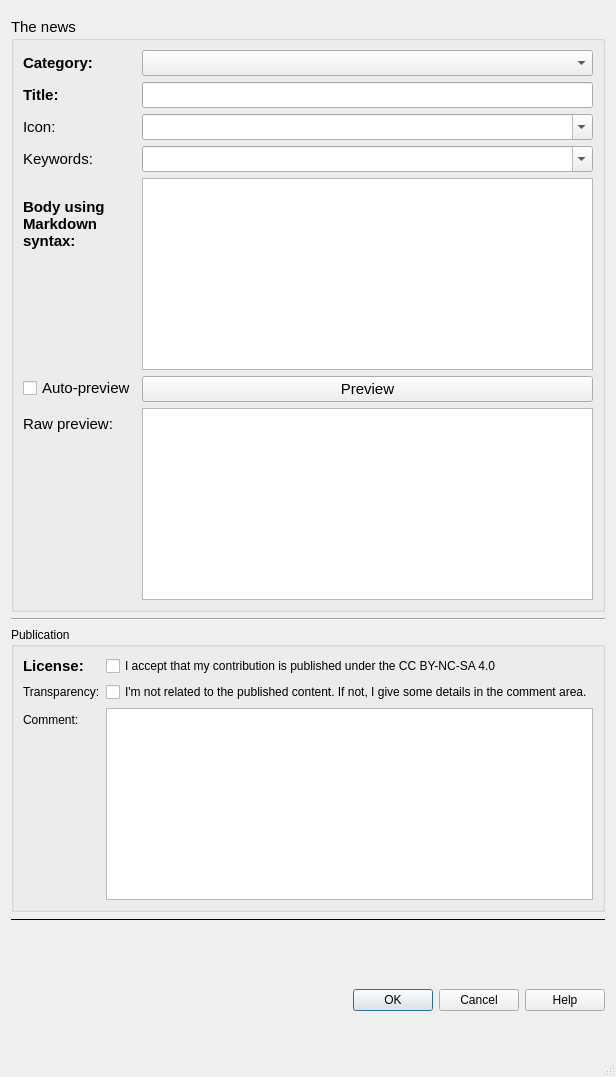
This is qtribu/gui/form_rdp_news.ui in geotribu/qtribu as Qt 5 draws it before an edit. The edited form follows.
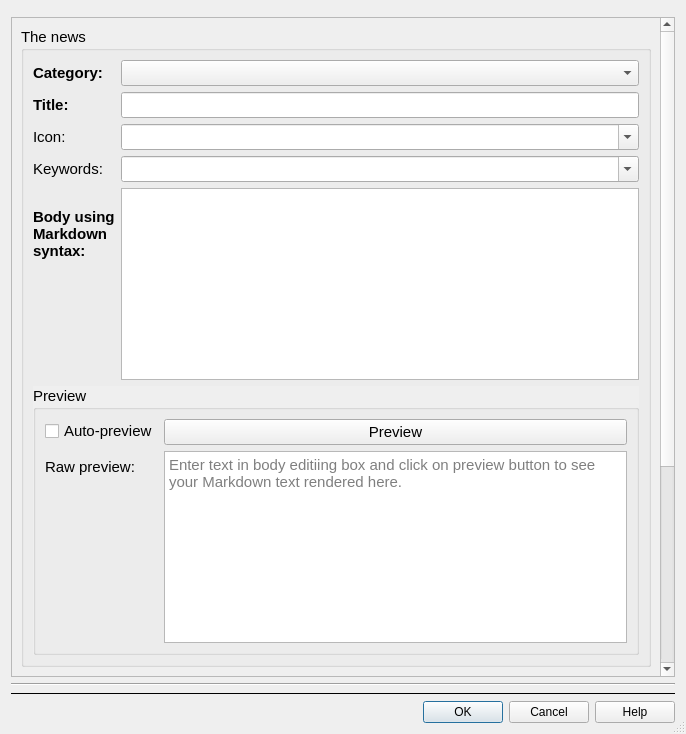
This is the edited form. Custom widgets are drawn as their Qt base class.

Commit message: improve(ui): integrate forms widgets in a ScrollArea to manage dynamic auto resize

What changed in the file:
```diff
--- a/qtribu/gui/form_rdp_news.ui
+++ b/qtribu/gui/form_rdp_news.ui
@@ -6,8 +6,8 @@
    <rect>
     <x>0</x>
     <y>0</y>
-    <width>562</width>
-    <height>1077</height>
+    <width>686</width>
+    <height>734</height>
    </rect>
   </property>
   <property name="windowTitle">
@@ -25,8 +25,8 @@
   <property name="modal">
    <bool>true</bool>
   </property>
-  <layout class="QFormLayout" name="formLayout_2">
-   <item row="0" column="1">
+  <layout class="QVBoxLayout" name="verticalLayout">
+   <item>
     <widget class="QgsMessageBar" name="msg_bar" native="true">
      <property name="sizePolicy">
       <sizepolicy hsizetype="Expanding" vsizetype="Preferred">
@@ -42,7 +42,22 @@
      </property>
     </widget>
    </item>
-   <item row="3" column="0" colspan="2">
+   <item>
+    <widget class="QScrollArea" name="scrollArea">
+     <property name="widgetResizable">
+      <bool>true</bool>
+     </property>
+     <widget class="QWidget" name="scrollAreaWidgetContents">
+      <property name="geometry">
+       <rect>
+        <x>0</x>
+        <y>0</y>
+        <width>649</width>
+        <height>952</height>
+       </rect>
+      </property>
+      <layout class="QVBoxLayout" name="verticalLayout_2">
+       <item>
     <widget class="QGroupBox" name="grp_news">
      <property name="font">
       <font>
@@ -56,6 +71,23 @@
       <bool>false</bool>
      </property>
      <layout class="QFormLayout" name="formLayout_3">
+          <item row="0" column="0">
+           <widget class="QLabel" name="lbl_category">
+            <property name="font">
+             <font>
+              <pointsize>11</pointsize>
+              <weight>75</weight>
+              <bold>true</bold>
+             </font>
+            </property>
+            <property name="text">
+             <string>Category:</string>
+            </property>
+           </widget>
+          </item>
+          <item row="0" column="1">
+           <widget class="QComboBox" name="cbb_category"/>
+          </item>
       <item row="1" column="0">
        <widget class="QLabel" name="lbl_title">
         <property name="font">
@@ -104,7 +136,7 @@
         </property>
        </widget>
       </item>
-      <item row="7" column="0">
+          <item row="8" column="0">
        <widget class="QLabel" name="lbl_body">
         <property name="maximumSize">
          <size>
@@ -128,6 +160,47 @@
        </widget>
       </item>
       <item row="8" column="1">
+           <widget class="QTextEdit" name="txt_body">
+            <property name="cursor" stdset="0">
+             <cursorShape>IBeamCursor</cursorShape>
+            </property>
+            <property name="frameShape">
+             <enum>QFrame::StyledPanel</enum>
+            </property>
+           </widget>
+          </item>
+          <item row="9" column="0" colspan="2">
+           <widget class="QgsCollapsibleGroupBox" name="grp_preview">
+            <property name="autoFillBackground">
+             <bool>true</bool>
+            </property>
+            <property name="title">
+             <string>Preview</string>
+            </property>
+            <property name="checkable">
+             <bool>false</bool>
+            </property>
+            <property name="collapsed">
+             <bool>false</bool>
+            </property>
+            <property name="saveCheckedState">
+             <bool>true</bool>
+            </property>
+            <layout class="QFormLayout" name="formLayout">
+             <item row="0" column="0">
+              <widget class="QCheckBox" name="chb_auto_preview">
+               <property name="mouseTracking">
+                <bool>false</bool>
+               </property>
+               <property name="toolTip">
+                <string>Enable auto generation of preview every time the input text changes.</string>
+               </property>
+               <property name="text">
+                <string>Auto-preview</string>
+               </property>
+              </widget>
+             </item>
+             <item row="0" column="1">
        <widget class="QPushButton" name="btn_preview">
         <property name="text">
          <string>Preview</string>
@@ -140,7 +213,17 @@
         </property>
        </widget>
       </item>
-      <item row="9" column="1">
+             <item row="1" column="0">
+              <widget class="QLabel" name="lbl_preview">
+               <property name="toolTip">
+                <string>Minimal preview. Be careful, this render is not contractual with the final render on Geotribu website.</string>
+               </property>
+               <property name="text">
+                <string>Raw preview:</string>
+               </property>
+              </widget>
+             </item>
+             <item row="1" column="1">
        <widget class="QTextEdit" name="txt_preview">
         <property name="cursor" stdset="0">
          <cursorShape>IBeamCursor</cursorShape>
@@ -176,78 +259,21 @@
          <string notr="true">&lt;!DOCTYPE HTML PUBLIC &quot;-//W3C//DTD HTML 4.0//EN&quot; &quot;http://www.w3.org/TR/REC-html40/strict.dtd&quot;&gt;
 &lt;html&gt;&lt;head&gt;&lt;meta name=&quot;qrichtext&quot; content=&quot;1&quot; /&gt;&lt;style type=&quot;text/css&quot;&gt;
 p, li { white-space: pre-wrap; }
-&lt;/style&gt;&lt;/head&gt;&lt;body style=&quot; font-family:'MS Shell Dlg 2'; font-size:11pt; font-weight:400; font-style:normal;&quot;&gt;
-&lt;p style=&quot;-qt-paragraph-type:empty; margin-top:0px; margin-bottom:0px; margin-left:0px; margin-right:0px; -qt-block-indent:0; text-indent:0px; font-family:'Ubuntu';&quot;&gt;&lt;br /&gt;&lt;/p&gt;&lt;/body&gt;&lt;/html&gt;</string>
-        </property>
-       </widget>
-      </item>
-      <item row="7" column="1">
-       <widget class="QTextEdit" name="txt_body">
-        <property name="cursor" stdset="0">
-         <cursorShape>IBeamCursor</cursorShape>
-        </property>
-        <property name="frameShape">
-         <enum>QFrame::StyledPanel</enum>
-        </property>
-       </widget>
-      </item>
-      <item row="8" column="0">
-       <widget class="QCheckBox" name="chb_auto_preview">
-        <property name="mouseTracking">
-         <bool>false</bool>
-        </property>
-        <property name="toolTip">
-         <string>Enable auto generation of preview every time the input text changes.</string>
-        </property>
-        <property name="text">
-         <string>Auto-preview</string>
-        </property>
-       </widget>
-      </item>
-      <item row="9" column="0">
-       <widget class="QLabel" name="lbl_preview">
-        <property name="toolTip">
-         <string>Minimal preview. Be careful, this render is not contractual with the final render on Geotribu website.</string>
-        </property>
-        <property name="text">
-         <string>Raw preview:</string>
-        </property>
-       </widget>
-      </item>
-      <item row="0" column="0">
-       <widget class="QLabel" name="lbl_category">
-        <property name="font">
-         <font>
-          <pointsize>11</pointsize>
-          <weight>75</weight>
-          <bold>true</bold>
-         </font>
-        </property>
-        <property name="text">
-         <string>Category:</string>
-        </property>
-       </widget>
-      </item>
-      <item row="0" column="1">
-       <widget class="QComboBox" name="cbb_category"/>
-      </item>
+&lt;/style&gt;&lt;/head&gt;&lt;body style=&quot; font-family:'MS Shell Dlg 2'; font-size:8.25pt; font-weight:400; font-style:normal;&quot;&gt;
+&lt;p style=&quot;-qt-paragraph-type:empty; margin-top:0px; margin-bottom:0px; margin-left:0px; margin-right:0px; -qt-block-indent:0; text-indent:0px; font-family:'Ubuntu'; font-size:11pt;&quot;&gt;&lt;br /&gt;&lt;/p&gt;&lt;/body&gt;&lt;/html&gt;</string>
+               </property>
+               <property name="placeholderText">
+                <string>Enter text in body editiing box and click on preview button to see your Markdown text rendered here.</string>
+               </property>
+              </widget>
+             </item>
+            </layout>
+           </widget>
+          </item>
      </layout>
     </widget>
    </item>
-   <item row="4" column="0" colspan="2">
-    <widget class="Line" name="line_2">
-     <property name="minimumSize">
-      <size>
-       <width>150</width>
-       <height>0</height>
-      </size>
-     </property>
-     <property name="orientation">
-      <enum>Qt::Horizontal</enum>
-     </property>
-    </widget>
-   </item>
-   <item row="5" column="0" colspan="2">
+       <item>
     <widget class="QGroupBox" name="grp_meta">
      <property name="title">
       <string>Publication</string>
@@ -277,6 +303,20 @@
         </property>
        </widget>
       </item>
+          <item row="1" column="1">
+           <widget class="QCheckBox" name="chb_transparency">
+            <property name="text">
+             <string>I'm not related to the published content. If not, I give some details in the comment area.</string>
+            </property>
+           </widget>
+          </item>
+          <item row="2" column="0">
+           <widget class="QLabel" name="lbl_comment">
+            <property name="text">
+             <string>Comment:</string>
+            </property>
+           </widget>
+          </item>
       <item row="2" column="1">
        <widget class="QPlainTextEdit" name="txt_comment">
         <property name="maximumBlockCount">
@@ -284,13 +324,6 @@
         </property>
        </widget>
       </item>
-      <item row="2" column="0">
-       <widget class="QLabel" name="lbl_comment">
-        <property name="text">
-         <string>Comment:</string>
-        </property>
-       </widget>
-      </item>
       <item row="1" column="0">
        <widget class="QLabel" name="lbl_transparency">
         <property name="text">
@@ -298,17 +331,30 @@
         </property>
        </widget>
       </item>
-      <item row="1" column="1">
-       <widget class="QCheckBox" name="chb_transparency">
-        <property name="text">
-         <string>I'm not related to the published content. If not, I give some details in the comment area.</string>
-        </property>
-       </widget>
-      </item>
-     </layout>
-    </widget>
+         </layout>
+        </widget>
+       </item>
+       <item>
+        <widget class="AuthoringWidget" name="wdg_author" native="true"/>
+       </item>
+      </layout>
+     </widget>
+    </widget>
    </item>
-   <item row="6" column="0" colspan="2">
+   <item>
+    <widget class="Line" name="line_2">
+     <property name="minimumSize">
+      <size>
+       <width>150</width>
+       <height>0</height>
+      </size>
+     </property>
+     <property name="orientation">
+      <enum>Qt::Horizontal</enum>
+     </property>
+    </widget>
+   </item>
+   <item>
     <widget class="Line" name="line">
      <property name="minimumSize">
       <size>
@@ -324,23 +370,7 @@
      </property>
     </widget>
    </item>
-   <item row="7" column="1">
-    <widget class="AuthoringWidget" name="wdg_author" native="true"/>
-   </item>
-   <item row="8" column="1">
-    <spacer name="verticalSpacer">
-     <property name="orientation">
-      <enum>Qt::Vertical</enum>
-     </property>
-     <property name="sizeHint" stdset="0">
-      <size>
-       <width>20</width>
-       <height>40</height>
-      </size>
-     </property>
-    </spacer>
-   </item>
-   <item row="9" column="1">
+   <item>
     <widget class="QDialogButtonBox" name="btn_box">
      <property name="orientation">
       <enum>Qt::Horizontal</enum>
@@ -350,22 +380,15 @@
      </property>
     </widget>
    </item>
-   <item row="10" column="1">
-    <spacer name="verticalSpacer_2">
-     <property name="orientation">
-      <enum>Qt::Vertical</enum>
-     </property>
-     <property name="sizeHint" stdset="0">
-      <size>
-       <width>20</width>
-       <height>40</height>
-      </size>
-     </property>
-    </spacer>
-   </item>
   </layout>
  </widget>
  <customwidgets>
+  <customwidget>
+   <class>QgsCollapsibleGroupBox</class>
+   <extends>QGroupBox</extends>
+   <header>qgscollapsiblegroupbox.h</header>
+   <container>1</container>
+  </customwidget>
   <customwidget>
    <class>AuthoringWidget</class>
    <extends>QWidget</extends>
```
Lines whose indentation alone changed are shown as unchanged. The commit also changes 1 other file.
